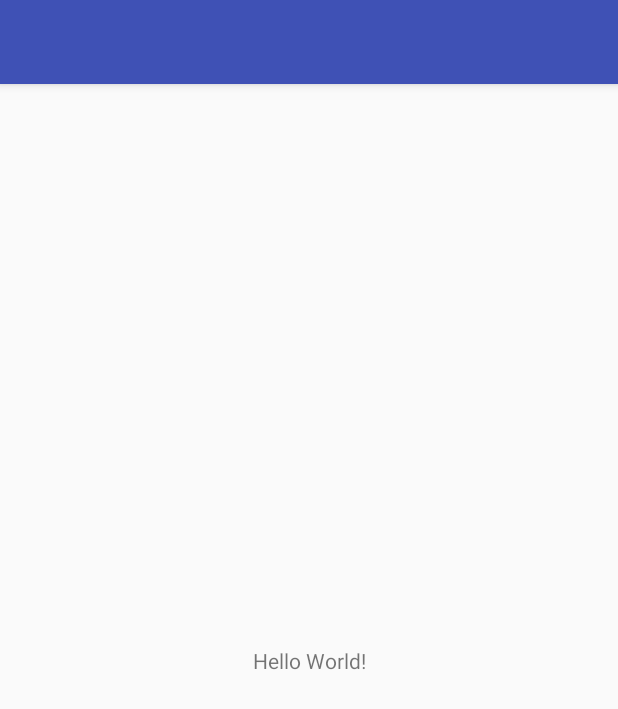
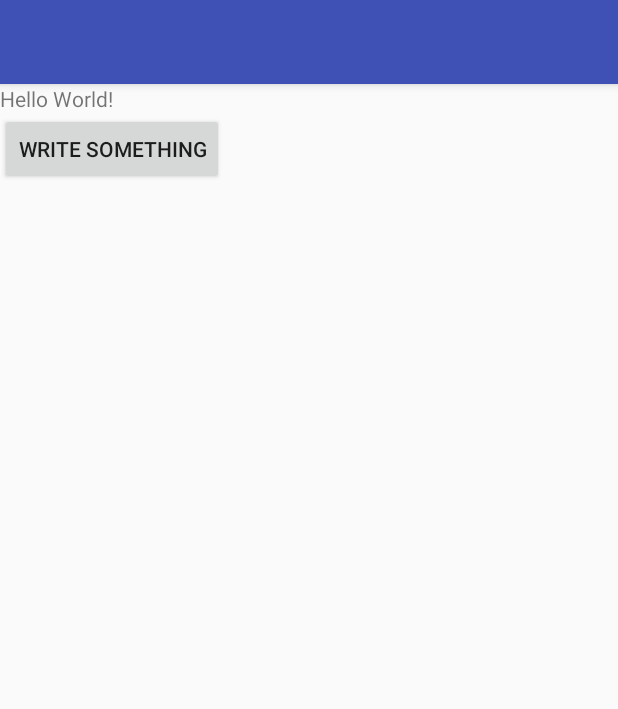
Before and after one commit to ginquelM-G/ISEL, an Android app: the screen it shows after launch (MainActivity), on a phone screen of 412 x 824 dp. Shown: the top 709 px of the screen. Run offline under Robolectric (Android 15) with nearby library versions, the phone set to English and light mode, and no system bars.

Commit message:
Testing the 'Activity'

```diff
--- a/TMDb/app/build.gradle
+++ b/TMDb/app/build.gradle
@@ -1,4 +1,5 @@
 apply plugin: 'com.android.application'
+apply plugin: 'kotlin-android'
 
 android {
     compileSdkVersion 26
@@ -27,4 +28,8 @@ dependencies {
     compile 'com.android.support:appcompat-v7:26.+'
     compile 'com.android.support.constraint:constraint-layout:1.0.2'
     testCompile 'junit:junit:4.12'
+    compile "org.jetbrains.kotlin:kotlin-stdlib-jre7:$kotlin_version"
 }
+repositories {
+    mavenCentral()
+}
--- a/TMDb/app/src/main/java/pt/isel/pdm/tmdb/MainActivity.java
+++ /dev/null
@@ -1,13 +0,0 @@
-package pt.isel.pdm.tmdb;
-
-import android.support.v7.app.AppCompatActivity;
-import android.os.Bundle;
-
-public class MainActivity extends AppCompatActivity {
-
-    @Override
-    protected void onCreate(Bundle savedInstanceState) {
-        super.onCreate(savedInstanceState);
-        setContentView(R.layout.activity_main);
-    }
-}
--- /dev/null
+++ b/TMDb/app/src/main/java/pt/isel/pdm/tmdb/MainActivity.kt
@@ -0,0 +1,26 @@
+package pt.isel.pdm.tmdb
+
+import android.support.v7.app.AppCompatActivity
+import android.os.Bundle
+import android.util.Log
+import android.view.View
+import android.widget.TextView
+import android.widget.Toast
+
+class MainActivity : AppCompatActivity() {
+
+    var textBox : TextView? = null
+
+    override fun onCreate(savedInstanceState: Bundle?) {
+        super.onCreate(savedInstanceState)
+        setContentView(R.layout.activity_main)
+        textBox = findViewById(R.id.textBox) as TextView
+    }
+
+
+    public fun printSomething(view: View?){
+        val msg = "Message: " + (textBox?.getText() ?: "NONE")
+        Log.i("pdm/begin/main", msg)
+        Toast.makeText(this, msg, Toast.LENGTH_SHORT).show()
+    }
+}
--- a/TMDb/app/src/main/res/layout/activity_main.xml
+++ b/TMDb/app/src/main/res/layout/activity_main.xml
@@ -1,5 +1,5 @@
 <?xml version="1.0" encoding="utf-8"?>
-<android.support.constraint.ConstraintLayout xmlns:android="http://schemas.android.com/apk/res/android"
+<RelativeLayout xmlns:android="http://schemas.android.com/apk/res/android"
     xmlns:app="http://schemas.android.com/apk/res-auto"
     xmlns:tools="http://schemas.android.com/tools"
     android:layout_width="match_parent"
@@ -10,9 +10,25 @@
         android:layout_width="wrap_content"
         android:layout_height="wrap_content"
         android:text="Hello World!"
-        app:layout_constraintBottom_toBottomOf="parent"
-        app:layout_constraintLeft_toLeftOf="parent"
-        app:layout_constraintRight_toRightOf="parent"
-        app:layout_constraintTop_toTopOf="parent" />
+        android:id="@+id/textBox"
+        tools:layout_editor_absoluteY="0dp"
+        tools:layout_editor_absoluteX="0dp" />
 
-</android.support.constraint.ConstraintLayout>
+    <Button
+        android:id="@+id/bt_writeSomething"
+        android:layout_width="wrap_content"
+        android:layout_height="wrap_content"
+        android:layout_below="@id/textBox"
+        android:onClick="printSomething"
+        android:text="write Something"
+        tools:layout_editor_absoluteY="52dp"
+        tools:layout_editor_absoluteX="0dp" />
+
+
+    <!--app:layout_constraintBottom_toBottomOf="parent"-->
+        <!--app:layout_constraintLeft_toLeftOf="parent"-->
+        <!--app:layout_constraintRight_toRightOf="parent"-->
+        <!--app:layout_constraintTop_toTopOf="parent" -->
+
+
+</RelativeLayout>
--- a/TMDb/build.gradle
+++ b/TMDb/build.gradle
@@ -1,11 +1,13 @@
 // Top-level build file where you can add configuration options common to all sub-projects/modules.
 
 buildscript {
+    ext.kotlin_version = '1.1.51'
     repositories {
         jcenter()
     }
     dependencies {
         classpath 'com.android.tools.build:gradle:2.3.3'
+        classpath "org.jetbrains.kotlin:kotlin-gradle-plugin:$kotlin_version"
 
         // NOTE: Do not place your application dependencies here; they belong
         // in the individual module build.gradle files
```
Also changed, not shown: TMDb/app/src/main/java/pt/isel/pdm/tmdb/db/TheMovieDbClient.kt (added, +18 -0 lines), TMDb/app/src/main/java/pt/isel/pdm/tmdb/db/model/Movie.kt (added, +7 -0 lines).
